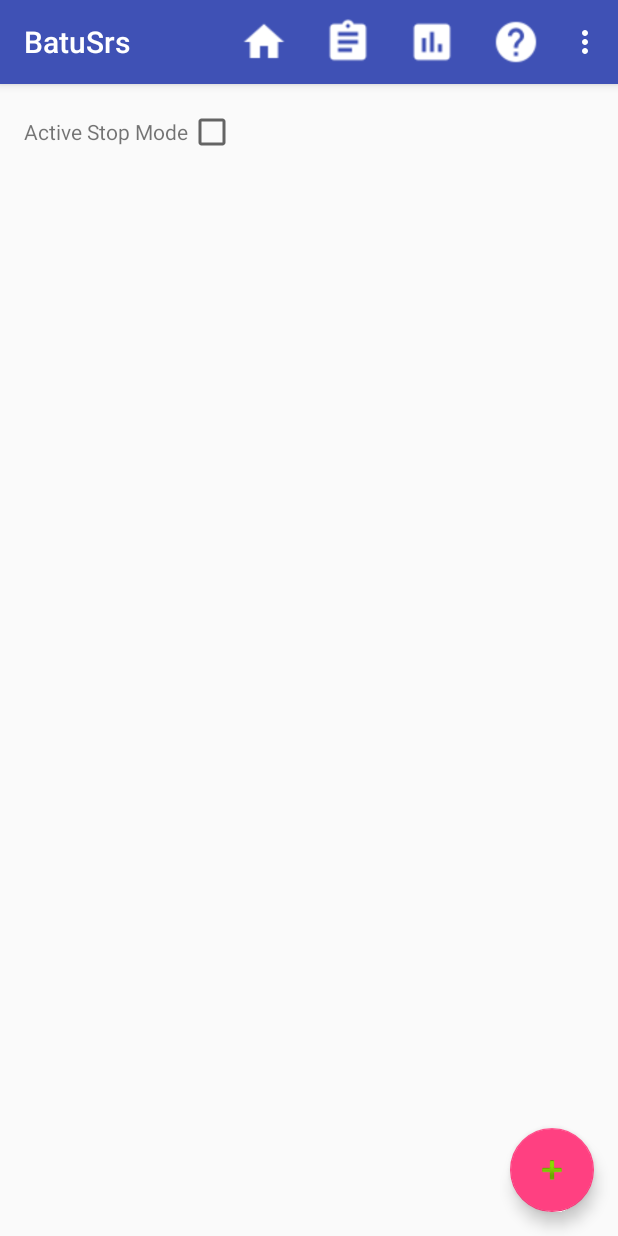
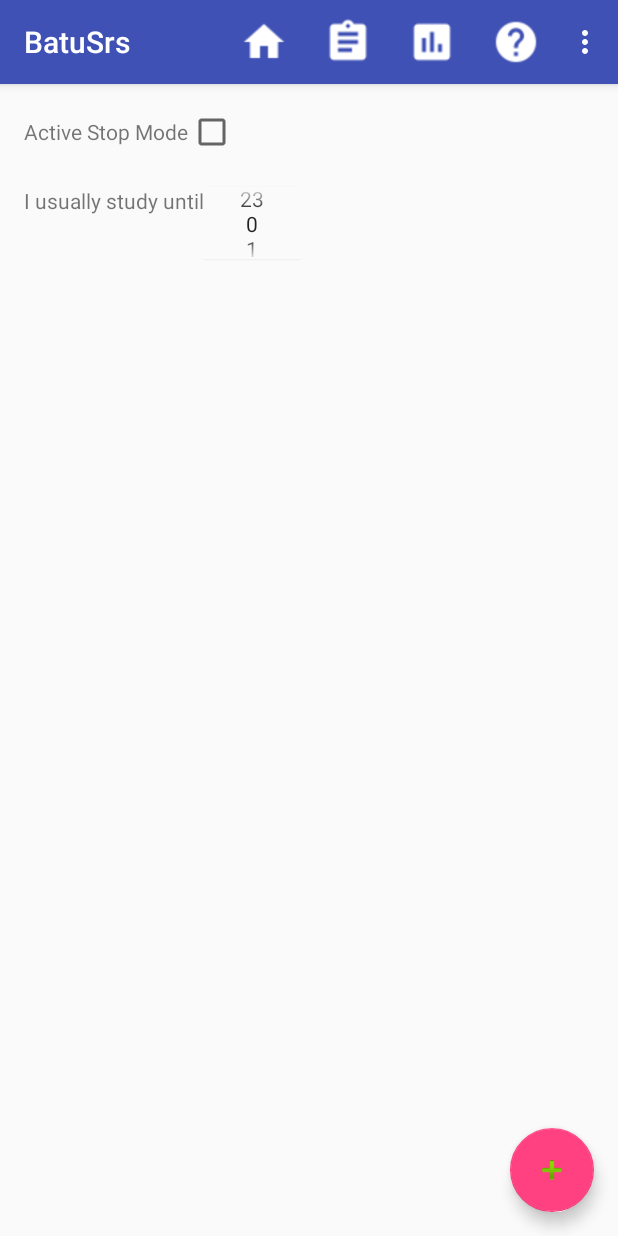
Before and after one commit to ebatuhankaynak/BatuSrs, an Android app: the fragment ScheduleFragment placed in its activity, in the options menu, after a tap on "Settings", on a phone screen of 412 x 824 dp. Run offline under Robolectric (Android 15) with nearby library versions, the phone set to English and light mode, and no system bars.

Commit message:
Changes Made to ScheduleFragment. -Added ManageLecturesFragment -ScheduleFragment now uses lectures that are previously added in ManageLecturesFragment -Changed the way lectures are added

```diff
--- a/app/src/main/AndroidManifest.xml
+++ b/app/src/main/AndroidManifest.xml
@@ -13,6 +13,7 @@
         android:theme="@style/AppTheme">
         <activity
             android:name=".MainActivity"
+            android:windowSoftInputMode="adjustPan"
             android:label="@string/app_name"
             android:theme="@style/AppTheme.NoActionBar">
             <intent-filter>
--- a/app/src/main/java/ebk/batusrs/MainActivity.java
+++ b/app/src/main/java/ebk/batusrs/MainActivity.java
@@ -63,7 +63,7 @@ public class MainActivity extends AppCompatActivity {
                 boolean isFirstStart = getPrefs.getBoolean("firstStart", true);
 
                 //  If the activity has never started before...
-                if (true) {
+                if (false) {
                     //  Launch app intro
                     Intent i = new Intent(MainActivity.this, IntroActivity.class);
                     startActivity(i);
@@ -134,9 +134,11 @@ public class MainActivity extends AppCompatActivity {
 
         //db.delete("LECTURE", null, null);
         //db.delete("SCHEDULE", null, null);
-        //db.execSQL("DROP TABLE IF EXISTS LECTURE");
-        //db.execSQL("DROP TABLE IF EXISTS SCHEDULE");
-        //db.setVersion(0);
+        /*
+        db.execSQL("DROP TABLE IF EXISTS LECTURE");
+        db.execSQL("DROP TABLE IF EXISTS SCHEDULE");
+        db.execSQL("DROP TABLE IF EXISTS LECTURELIST");
+        db.setVersion(0);*/
     }
 
     @Override
--- a/app/src/main/java/ebk/batusrs/ScheduleFragment.java
+++ b/app/src/main/java/ebk/batusrs/ScheduleFragment.java
@@ -9,16 +9,16 @@ import android.database.sqlite.SQLiteDatabase;
 import android.database.sqlite.SQLiteOpenHelper;
 import android.os.Bundle;
 import android.support.v4.app.Fragment;
-import android.support.v4.app.FragmentTransaction;
 import android.view.LayoutInflater;
 import android.view.View;
 import android.view.ViewGroup;
 import android.widget.AdapterView;
+import android.widget.Button;
 import android.widget.EditText;
 import android.widget.GridView;
+import android.widget.ListView;
+import android.widget.SimpleCursorAdapter;
 import android.widget.Toast;
-
-import java.util.function.ToDoubleBiFunction;
 
 import ebk.batusrs.adapters.TextAdapter;
 import ebk.batusrs.database.BatuSrsDatabaseHelper;
@@ -31,6 +31,9 @@ public class ScheduleFragment extends Fragment {
 
     private SQLiteDatabase db;
     private Cursor cursor;
+    private Cursor scheduleCursor;
+
+    private SimpleCursorAdapter scheduleAdapter;
 
     public ScheduleFragment() {
         // Required empty public constructor
@@ -42,6 +45,16 @@ public class ScheduleFragment extends Fragment {
         SQLiteOpenHelper srsDatabaseHelper = new BatuSrsDatabaseHelper(getContext());
         db = srsDatabaseHelper.getReadableDatabase();
 
+        scheduleCursor = db.query("LECTURELIST", new String[]{"LECTURE", "_id"}, null, null, null,
+                null, null);
+
+        scheduleAdapter = new SimpleCursorAdapter(inflater.getContext(),
+                android.R.layout.simple_list_item_1,
+                scheduleCursor,
+                new String[]{"LECTURE"},
+                new int[]{android.R.id.text1},
+                0);
+
         return inflater.inflate(R.layout.fragment_schedule, container, false);
     }
 
@@ -52,31 +65,39 @@ public class ScheduleFragment extends Fragment {
         gridview.setAdapter(textAdapter);
 
         // TODO: 8.2.2017 LET USER ENTER ALL HIS/HER ACTIVITIES, THEN PLACE THEM INTO THE SCHEDULE.
-        // TODO: 8.2.2017 1)WHERE TO PLACE INPUT BOXES?(ADD A FAB MAYBE?)
         // TODO: 8.2.2017 2)MAKE TIMESLOTS CUSTOMIZEABLE BY CLICKING?
-        // TODO: 8.2.2017 3)ADD THE OPTION TO ADD ROWS?
+        // TODO: 8.2.2017 3)ADD THE OPTION TO ADD ROWS?(ŞİT GİBİMSİ)
 
+        Button manageLecturesButton = (Button) view.findViewById(R.id.manageLecturesButton);
+        manageLecturesButton.setOnClickListener(new View.OnClickListener() {
+            @Override
+            public void onClick(View view) {
+                Transition.getInstance().switchFragment(getFragmentManager(), new ManageLecturesFragment());
+            }
+        });
 
         gridview.setOnItemClickListener(new AdapterView.OnItemClickListener() {
             public void onItemClick(AdapterView<?> parent, View v, final int position, long id) {
+            if(!(position % 6 == 0 || position < 6)){
+                //Toast.makeText(getContext(), "" + position, Toast.LENGTH_SHORT).show();
 
-                if(!(position % 6 == 0 || position < 6)){
-                    Toast.makeText(getContext(), "" + position, Toast.LENGTH_SHORT).show();
+                final AlertDialog builder = new AlertDialog.Builder(getContext()).create();
+                builder.setTitle("LECTURES");
+                View viewOfList = LayoutInflater.from(getContext()).inflate(R.layout.schedule_dialog,null);
 
-                    AlertDialog.Builder builder = new AlertDialog.Builder(getContext());
-                    builder.setTitle("Edit Lecture");
-                    //builder.setMessage("What is your name:");
+                final ListView scheduleDialogListView = (ListView) viewOfList.findViewById(R.id.scheduleDialogListView);
+                scheduleDialogListView.setAdapter(scheduleAdapter);
 
-                    final EditText input = new EditText(getContext());
-                    input.setText(textAdapter.getText(position));
-                    builder.setView(input);
-
-                    builder.setPositiveButton("Ok", new DialogInterface.OnClickListener() {
+                scheduleDialogListView.setOnItemClickListener(new AdapterView.OnItemClickListener() {
                     @Override
-                        public void onClick(DialogInterface dialog, int whichButton) {
+                    public void onItemClick(AdapterView<?> adapterView, View view, int i, long l) {
                         ContentValues updatedValues = new ContentValues();
                         String day = getDay(position);
-                            updatedValues.put(day, input.getText().toString());
+
+                        Cursor c = (Cursor) scheduleDialogListView.getItemAtPosition(i);
+                        final String lectureDay = c.getString(0);
+
+                        updatedValues.put(day, lectureDay);
                         int timeSlot = position / 6;
                         db.update("SCHEDULE", updatedValues, "_id = ?", new String[] {String.valueOf(timeSlot)});
 
@@ -86,15 +107,11 @@ public class ScheduleFragment extends Fragment {
                             db.update("SCHEDULE", updatedValues, "_id = ?", new String[] {String.valueOf(timeSlot - 1)});
                         }
 
-                            refreshFragment();
+                        builder.dismiss();
+                        Transition.getInstance().switchFragment(getFragmentManager(), new ScheduleFragment());
                     }
                 });
-                    builder.setNegativeButton("Cancel", new DialogInterface.OnClickListener() {
-                        @Override
-                        public void onClick(DialogInterface dialog, int which) {
-                            return;
-                        }
-                    });
+                builder.setView(viewOfList);
                 builder.show();
             }
             }
@@ -114,8 +131,4 @@ public class ScheduleFragment extends Fragment {
         }
         return day;
     }
-
-    private void refreshFragment(){
-        Transition.getInstance().switchFragment(getFragmentManager(), new ScheduleFragment());
 }
-}
--- a/app/src/main/java/ebk/batusrs/SettingsFragment.java
+++ b/app/src/main/java/ebk/batusrs/SettingsFragment.java
@@ -9,6 +9,10 @@ import android.view.View;
 import android.view.ViewGroup;
 import android.widget.CheckBox;
 import android.widget.CompoundButton;
+import android.widget.NumberPicker;
+import android.widget.TextView;
+
+import java.util.function.ToDoubleBiFunction;
 
 import static android.content.Context.MODE_PRIVATE;
 
@@ -27,12 +31,11 @@ public class SettingsFragment extends Fragment {
         return inflater.inflate(R.layout.fragment_settings, container, false);
     }
 
+    // TODO: 8.2.2017 MOVE ALARM SETTING TO DIALOG, MOVE STOPMODE SETTING CEHCKBOC TO THE RIGHT(?)
     @Override
     public void onViewCreated(final View view, Bundle savedInstanceState){
         CheckBox stopModeCheckBox = (CheckBox) view.findViewById(R.id.checkbox_stopMode);
-
         stopModeCheckBox.setChecked(MainActivity.stopMode);
-
         stopModeCheckBox.setOnCheckedChangeListener(new CompoundButton.OnCheckedChangeListener() {
             @Override
             public void onCheckedChanged(CompoundButton compoundButton, boolean b) {
@@ -48,5 +51,27 @@ public class SettingsFragment extends Fragment {
                 editor.commit();
             }
         });
+
+        NumberPicker numberPicker = (NumberPicker) view.findViewById(R.id.numberPicker);
+        final TextView alarmSettingNumberTextView = (TextView) view.findViewById(R.id.alarmSettingNumberTextView);
+        // TODO: 8.2.2017 ADD DEFAULT HOUR TO alarmSettingNumberTextView (E.G 1 A.M)(GET FROM USER)
+
+        numberPicker.setMaxValue(23);
+        numberPicker.setMinValue(0);
+        numberPicker.setWrapSelectorWheel(true);
+        numberPicker.setOnValueChangedListener(new NumberPicker.OnValueChangeListener() {
+            @Override
+            public void onValueChange(NumberPicker picker, int oldVal, int newVal){
+                String str;
+                if (newVal <= 12){
+                    str = " A.M";
+                }else{
+                    str = " P.M";
+                }
+                alarmSettingNumberTextView.setText(newVal + str);
+                // TODO: 8.2.2017 CANCEL ALARM, SET IT AGAIN WITH NEW SPECS(THIS SHOULD ONLY HAPPEN WHEN ALARM HITS,)
+                // TODO: 8.2.2017 FIGURE WAYS TO SMARTLY CHNAGE ALARM(IF NEW IS 8 P.M, DAY SHOULD BE 0;IF NEW IS 3AM, DAY IS 1)
+            }
+        });
     }
 }
--- a/app/src/main/java/ebk/batusrs/SrsListFragment.java
+++ b/app/src/main/java/ebk/batusrs/SrsListFragment.java
@@ -16,6 +16,7 @@ import android.view.View;
 import android.view.ViewGroup;
 import android.widget.AdapterView;
 import android.widget.ListView;
+import android.widget.TextView;
 
 import ebk.batusrs.adapters.SrsListAdapter;
 import ebk.batusrs.database.BatuSrsDatabaseHelper;
@@ -43,10 +44,10 @@ public class SrsListFragment extends Fragment {
         SQLiteOpenHelper srsDatabaseHelper = new BatuSrsDatabaseHelper(getContext());
         db = srsDatabaseHelper.getReadableDatabase();
 
-        todayCursor = db.query("LECTURE", new String[]{"_id", "NAME", "LEC_NUM", "SRS", "LEVEL"}, "SRS=?",
+        todayCursor = db.query("LECTURE", new String[]{"_id", "NAME", "LEC_NUM", "SRS", "LEVEL", "NOTE"}, "SRS=?",
                 new String[]{"0"}, null, null, "SRS ASC");
 
-        upcomingCursor = db.query("LECTURE", new String[]{"_id", "NAME", "LEC_NUM", "SRS", "LEVEL"}, "SRS!=?",
+        upcomingCursor = db.query("LECTURE", new String[]{"_id", "NAME", "LEC_NUM", "SRS", "LEVEL", "NOTE"}, "SRS!=?",
                 new String[]{"0"}, null, null, "SRS ASC");
 
         todayListAdapter = new SrsListAdapter(inflater.getContext(),
@@ -69,7 +70,7 @@ public class SrsListFragment extends Fragment {
         super.onViewCreated(view, savedInstanceState);
 
         ListView todayList = (ListView) view.findViewById(R.id.todayList);
-        ListView upcomingList = (ListView) view.findViewById(R.id.upcomingList);
+        final ListView upcomingList = (ListView) view.findViewById(R.id.upcomingList);
 
         // TODO: 8.2.2017 ACCESS DB WHEN USER SAYS "YES" ???
         // TODO: 8.2.2017 CHANGE QUERY TO BETTER SUIT NEW DESIGN
@@ -115,7 +116,19 @@ public class SrsListFragment extends Fragment {
         upcomingList.setOnItemClickListener(new AdapterView.OnItemClickListener() {
             @Override
             public void onItemClick(AdapterView<?> adapterView, View view, int i, long l) {
+                Cursor c = (Cursor) upcomingListAdapter.getItem(i);
+                String note = c.getString(5);
 
+                AlertDialog.Builder builder = new AlertDialog.Builder(getContext());
+                builder.setTitle("Notes " + c.getString(1) + " Lecture " + c.getString(2));
+
+                View v = LayoutInflater.from(getContext()).inflate(R.layout.notes_dialog,null);
+
+                TextView notesDialogTextView = (TextView) v.findViewById(R.id.notesDialogTextView);
+                notesDialogTextView.setText(note);
+
+                builder.setView(v);
+                builder.show();
             }
         });
 
@@ -128,12 +141,19 @@ public class SrsListFragment extends Fragment {
     private int getNewSrs(int newLevel) {
         int newSrs;
         switch (newLevel){
+            case 1: newSrs = 3; break;
+            case 2: newSrs = 5; break;
+            case 3: newSrs = 12; break;
+            case 4: newSrs = 24; break;
+            default: newSrs = 0;
+            /*
             case 1: newSrs = 2; break;
             case 2: newSrs = 3; break;
             case 3: newSrs = 7; break;
             case 4: newSrs = 14; break;
             case 5: newSrs = 28; break;
             default: newSrs = 0;
+            */
         }
         return newSrs;
     }
--- a/app/src/main/res/layout/fragment_settings.xml
+++ b/app/src/main/res/layout/fragment_settings.xml
@@ -7,7 +7,7 @@
 
     <LinearLayout
         android:layout_width="match_parent"
-        android:layout_height="match_parent"
+        android:layout_height="wrap_content"
         android:orientation="horizontal">
 
         <TextView
@@ -20,4 +20,28 @@
             android:layout_height="wrap_content" />
 
     </LinearLayout>
+    <LinearLayout
+        android:layout_width="match_parent"
+        android:layout_height="wrap_content"
+        android:layout_marginTop="20dp"
+        android:orientation="horizontal">
+
+        <TextView
+            android:id="@+id/alarmSettingTextView"
+            android:layout_width="wrap_content"
+            android:layout_height="wrap_content"
+            android:text="@string/settings_alarm" />
+
+        <NumberPicker
+            android:id="@+id/numberPicker"
+            android:layout_width="wrap_content"
+            android:layout_height="50dp">
+        </NumberPicker>
+
+        <TextView
+            android:id="@+id/alarmSettingNumberTextView"
+            android:layout_width="wrap_content"
+            android:layout_height="wrap_content" />
+
+    </LinearLayout>
 </LinearLayout>
--- a/app/src/main/res/values/strings.xml
+++ b/app/src/main/res/values/strings.xml
@@ -20,4 +20,9 @@
     <string name="title_activity_intro">IntroActivity</string>
     <string name="today">Today</string>
     <string name="upcoming">Upcoming</string>
+    <string name="manage_activities">Manage Activities</string>
+    <string name="manage_lectures">Manage Lectures</string>
+    <string name="lectures">Lectures</string>
+    <string name="settings_alarm">I usually study until </string>
+    <string name="add_lecture_notes">Lecture Notes:</string>
 </resources>
```
Also changed, not shown: app/src/main/java/ebk/batusrs/AddLectureFragment.java (+7 -5 lines), app/src/main/java/ebk/batusrs/ManageLecturesFragment.java (added, +113 -0 lines), app/src/main/java/ebk/batusrs/alarm/SrsMidnightAlarmService.java (+4 -5 lines), app/src/main/java/ebk/batusrs/database/BatuSrsDatabaseHelper.java (+7 -4 lines), app/src/main/res/layout/fragment_add_lecture.xml (+21 -3 lines), app/src/main/res/layout/fragment_manage_lectures.xml (added, +31 -0 lines), app/src/main/res/layout/fragment_schedule.xml (+19 -6 lines), app/src/main/res/layout/notes_dialog.xml (added, +17 -0 lines), app/src/main/res/layout/schedule_dialog.xml (added, +11 -0 lines). Lines whose indentation alone changed are shown as unchanged.
